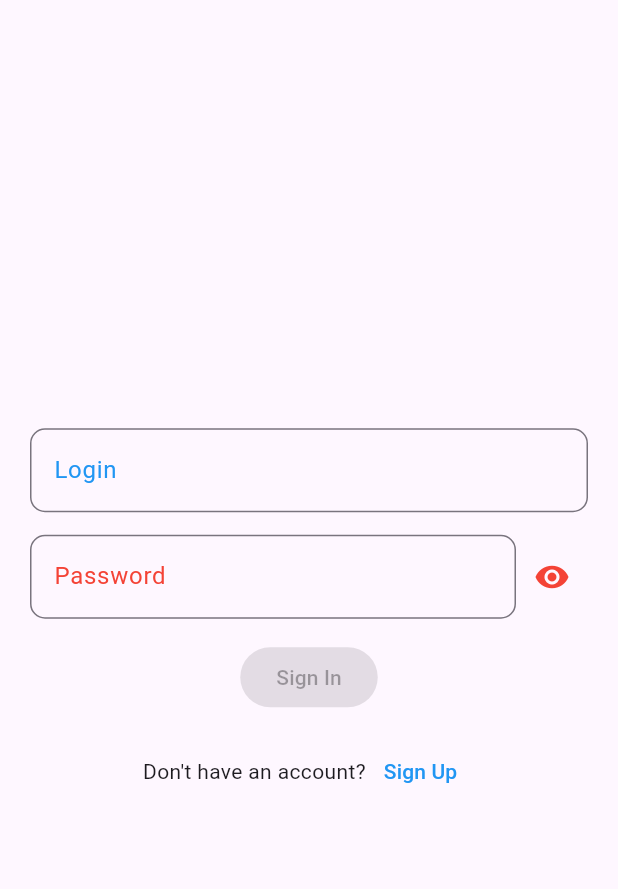
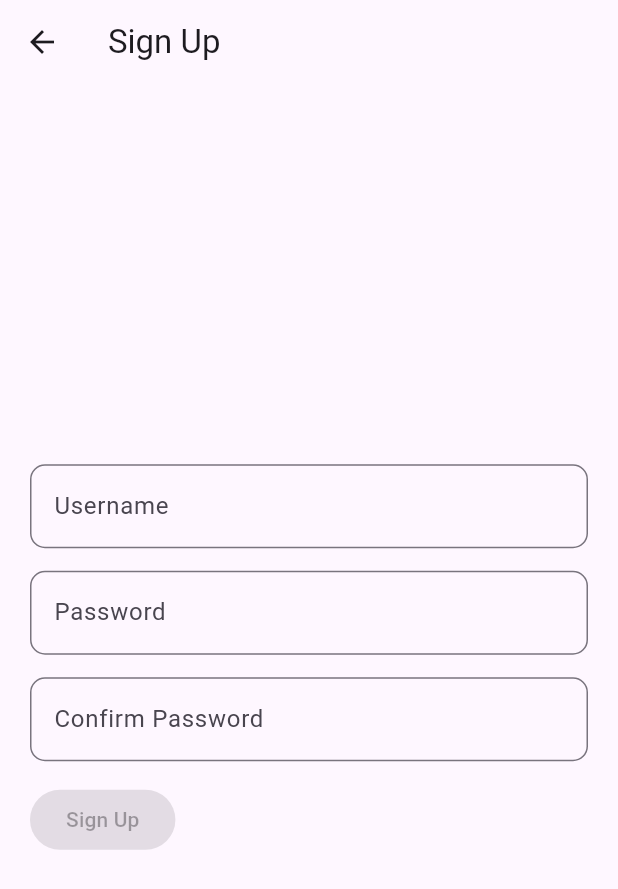
Before and after one commit to ArenAshikian/smart-aquarium-flutter, a Flutter app: the screen it shows after launch, after a tap on "Sign Up", on a phone screen of 412 x 824 dp. Shown: the top 889 px of the screen. Run offline on Flutter 3.47's test engine with Material 3 defaults, Android fonts, the phone set to English and light mode, and no system bars; our stand-ins replace fluttertoast.

Commit message:
Fixed some stuff

```diff
--- a/lib/AuthManager.dart
+++ b/lib/AuthManager.dart
@@ -19,7 +19,7 @@ class AuthManager {
   // ... other properties
 
   Future<void> login(String name, String password, Function(bool) completion) async {
-    final loginEndpoint = 'https://yourapi.com/login'; // Replace with your actual API endpoint
+    const loginEndpoint = 'https://yourapi.com/login'; // Replace with your actual API endpoint
 
     try {
       final response = await http.post(
--- a/lib/ContentView.dart
+++ b/lib/ContentView.dart
@@ -1,7 +1,9 @@
 import 'package:flutter/material.dart';
+import 'package:fluttertoast/fluttertoast.dart';
+
 
 void main() {
-  runApp(MaterialApp(
+  runApp(const MaterialApp(
     home: ContentView(),
   ));
 }
@@ -12,6 +14,8 @@ class AuthManager extends ChangeNotifier {
 }
 
 class ContentView extends StatefulWidget {
+  const ContentView({super.key});
+
   @override
   _ContentViewState createState() => _ContentViewState();
 }
@@ -41,9 +45,9 @@ class _ContentViewState extends State<ContentView> {
                   decoration: InputDecoration(
                     hintText: 'Name',
                     labelText: 'Login',
-                    labelStyle: TextStyle(color: Colors.blue),
+                    labelStyle: const TextStyle(color: Colors.blue),
                     border: OutlineInputBorder(
-                      borderSide: BorderSide(color: Colors.blue),
+                      borderSide: const BorderSide(color: Colors.blue),
                       borderRadius: BorderRadius.circular(10.0),
                     ),
                   ),
@@ -53,7 +57,7 @@ class _ContentViewState extends State<ContentView> {
                     });
                   },
                 ),
-                SizedBox(height: 15.0),
+                const SizedBox(height: 15.0),
                 Row(
                   children: [
                     Expanded(
@@ -62,9 +66,9 @@ class _ContentViewState extends State<ContentView> {
                         decoration: InputDecoration(
                           hintText: 'Password',
                           labelText: 'Password',
-                          labelStyle: TextStyle(color: Colors.red),
+                          labelStyle: const TextStyle(color: Colors.red),
                           border: OutlineInputBorder(
-                            borderSide: BorderSide(color: Colors.red),
+                            borderSide: const BorderSide(color: Colors.red),
                             borderRadius: BorderRadius.circular(10.0),
                           ),
                         ),
@@ -86,7 +90,7 @@ class _ContentViewState extends State<ContentView> {
                     ),
                   ],
                 ),
-                SizedBox(height: 15.0),
+                const SizedBox(height: 15.0),
                 ElevatedButton(
   onPressed: isSignInButtonDisabled
       ? null
@@ -95,31 +99,141 @@ class _ContentViewState extends State<ContentView> {
             navigateToPagesView = true;
           });
           Navigator.of(context).push(MaterialPageRoute(
-            builder: (context) => PagesView(selectedTab: Tab.house,),
+            builder: (context) => const PagesView(selectedTab: Tab.house,),
           ));
         },
-  child: Text('Sign In'),
+  child: const Text('Sign In'),
 ),
-                SizedBox(height: 15.0),
+                const SizedBox(height: 15.0),
                 Row(
   mainAxisAlignment: MainAxisAlignment.center,
   children: [
-                    Text("Don't have an account?"),
+    const Text("Don't have an account?"),
     TextButton(
       onPressed: () {
-                        setState(() {
-                          navigateToSignUpView = true;
-                        });
+        Navigator.push(
+          context,
+          MaterialPageRoute(builder: (context) => const SignUpView()),
+        );
       },
-                      child: Text(
+      child: const Text(
         'Sign Up',
         style: TextStyle(color: Colors.blue),
       ),
     ),
   ],
 ),
+
               ],
             ),
+          ),
+        ),
+      ),
+    );
+  }
+}
+
+class SignUpView extends StatefulWidget {
+  const SignUpView({super.key});
+
+  @override
+  _SignUpViewState createState() => _SignUpViewState();
+}
+
+class _SignUpViewState extends State<SignUpView> {
+  String email = '';
+  String password = '';
+  String confirmPassword = '';
+
+  bool get isSignUpButtonDisabled =>
+      email.isEmpty || password.isEmpty || confirmPassword.isEmpty || password != confirmPassword;
+
+  @override
+  Widget build(BuildContext context) {
+    return Scaffold(
+      appBar: AppBar(
+        title: const Text('Sign Up'),
+      ),
+      body: Center(
+        child: Padding(
+          padding: const EdgeInsets.all(20.0),
+          child: Column(
+            mainAxisAlignment: MainAxisAlignment.center,
+            crossAxisAlignment: CrossAxisAlignment.start,
+            children: [
+              const Spacer(),
+              TextField(
+                decoration: InputDecoration(
+                  hintText: 'Username',
+                  border: OutlineInputBorder(
+                    borderSide: const BorderSide(color: Colors.blue),
+                    borderRadius: BorderRadius.circular(10.0),
+                  ),
+                ),
+                onChanged: (value) {
+                  setState(() {
+                    email = value;
+                  });
+                },
+              ),
+              const SizedBox(height: 15.0),
+              TextField(
+                obscureText: true,
+                decoration: InputDecoration(
+                  hintText: 'Password',
+                  border: OutlineInputBorder(
+                    borderSide: const BorderSide(color: Colors.red),
+                    borderRadius: BorderRadius.circular(10.0),
+                  ),
+                ),
+                onChanged: (value) {
+                  setState(() {
+                    password = value;
+                  });
+                },
+              ),
+              const SizedBox(height: 15.0),
+              TextField(
+                obscureText: true,
+                decoration: InputDecoration(
+                  hintText: 'Confirm Password',
+                  border: OutlineInputBorder(
+                    borderSide: const BorderSide(color: Colors.red),
+                    borderRadius: BorderRadius.circular(10.0),
+                  ),
+                ),
+                onChanged: (value) {
+                  setState(() {
+                    confirmPassword = value;
+                  });
+                },
+              ),
+              const SizedBox(height: 15.0),
+              ElevatedButton(
+                onPressed: isSignUpButtonDisabled
+                    ? null
+                    : () {
+                        // Perform sign-up action here
+                        print("do sign-up action");
+
+                        // Show a toast message
+                        Fluttertoast.showToast(
+                          msg: 'Sign up successful!',
+                          toastLength: Toast.LENGTH_SHORT,
+                          gravity: ToastGravity.BOTTOM,
+                          timeInSecForIosWeb: 1,
+                          backgroundColor: Colors.green,
+                          textColor: Colors.white,
+                          fontSize: 16.0,
+                        );
+
+                        // Navigate back to the login page
+                        Navigator.pop(context);
+                      },
+                child: const Text('Sign Up'),
+              ),
+              const Spacer(),
+            ],
           ),
         ),
       ),
@@ -133,7 +247,7 @@ enum Tab { house, message, person, car, trash }
 class PagesView extends StatefulWidget {
   final Tab selectedTab;
 
-  PagesView({required this.selectedTab});
+  const PagesView({super.key, required this.selectedTab});
 
   @override
   _PagesViewState createState() => _PagesViewState();
@@ -162,9 +276,9 @@ class _PagesViewState extends State<PagesView> with SingleTickerProviderStateMix
       body: Stack(
         children: [
           TabBarView(
-            physics: NeverScrollableScrollPhysics(),
+            physics: const NeverScrollableScrollPhysics(),
             controller: _tabController,
-            children: [
+            children: const [
               FirstScreen(),
               SecondScreen(),
               ThirdScreen(),
@@ -193,13 +307,15 @@ class _PagesViewState extends State<PagesView> with SingleTickerProviderStateMix
 
 
 class FirstScreen extends StatelessWidget {
+  const FirstScreen({super.key});
+
   @override
   Widget build(BuildContext context) {
     return Scaffold(
       appBar: AppBar(
-        title: Text('First Screen'),
+        title: const Text('First Screen'),
       ),
-      body: Center(
+      body: const Center(
         child: Text(
           'Welcome to the First Screen!',
           style: TextStyle(fontSize: 24),
@@ -211,14 +327,16 @@ class FirstScreen extends StatelessWidget {
 
 
 class SecondScreen extends StatelessWidget {
+  const SecondScreen({super.key});
+
   @override
   Widget build(BuildContext context) {
     return Scaffold(
       appBar: AppBar(
         automaticallyImplyLeading: false, // Disable the back arrow
-        title: Text('Second Screen'),
+        title: const Text('Second Screen'),
       ),
-      body: Center(
+      body: const Center(
         child: Text(
           'Welcome to the Second Screen!',
           style: TextStyle(fontSize: 24),
@@ -229,14 +347,16 @@ class SecondScreen extends StatelessWidget {
 }
 
 class ThirdScreen extends StatelessWidget {
+  const ThirdScreen({super.key});
+
   @override
   Widget build(BuildContext context) {
     return Scaffold(
       appBar: AppBar(
         automaticallyImplyLeading: false, // Disable the back arrow
-        title: Text('Third Screen'),
+        title: const Text('Third Screen'),
       ),
-      body: Center(
+      body: const Center(
         child: Text(
           'Welcome to the Third Screen!',
           style: TextStyle(fontSize: 24),
@@ -247,14 +367,16 @@ class ThirdScreen extends StatelessWidget {
 }
 
 class FourthScreen extends StatelessWidget {
+  const FourthScreen({super.key});
+
   @override
   Widget build(BuildContext context) {
     return Scaffold(
       appBar: AppBar(
         automaticallyImplyLeading: false, // Disable the back arrow
-        title: Text('Fourth Screen'),
+        title: const Text('Fourth Screen'),
       ),
-      body: Center(
+      body: const Center(
         child: Text(
           'Welcome to the Fourth Screen!',
           style: TextStyle(fontSize: 24),
@@ -265,14 +387,16 @@ class FourthScreen extends StatelessWidget {
 }
 
 class FifthScreen extends StatelessWidget {
+  const FifthScreen({super.key});
+
   @override
   Widget build(BuildContext context) {
     return Scaffold(
       appBar: AppBar(
         automaticallyImplyLeading: false, // Disable the back arrow
-        title: Text('Fifth Screen'),
+        title: const Text('Fifth Screen'),
       ),
-      body: Center(
+      body: const Center(
         child: Text(
           'Welcome to the Fifth Screen!',
           style: TextStyle(fontSize: 24),
@@ -286,7 +410,7 @@ class MyTabBar extends StatelessWidget {
   final Tab selectedTab;
   final ValueChanged<Tab> onTabChanged;
 
-  MyTabBar({required this.selectedTab, required this.onTabChanged});
+  const MyTabBar({super.key, required this.selectedTab, required this.onTabChanged});
 
   @override
   Widget build(BuildContext context) {
@@ -295,27 +419,27 @@ class MyTabBar extends StatelessWidget {
         mainAxisAlignment: MainAxisAlignment.spaceEvenly,
         children: [
           IconButton(
-            icon: Icon(Icons.home),
+            icon: const Icon(Icons.home),
             onPressed: () => onTabChanged(Tab.house),
             color: selectedTab == Tab.house ? Colors.blue : Colors.grey,
           ),
           IconButton(
-            icon: Icon(Icons.message),
+            icon: const Icon(Icons.message),
             onPressed: () => onTabChanged(Tab.message),
             color: selectedTab == Tab.message ? Colors.blue : Colors.grey,
           ),
           IconButton(
-            icon: Icon(Icons.person),
+            icon: const Icon(Icons.person),
             onPressed: () => onTabChanged(Tab.person),
             color: selectedTab == Tab.person ? Colors.blue : Colors.grey,
           ),
           IconButton(
-            icon: Icon(Icons.directions_car),
+            icon: const Icon(Icons.directions_car),
             onPressed: () => onTabChanged(Tab.car),
             color: selectedTab == Tab.car ? Colors.blue : Colors.grey,
           ),
           IconButton(
-            icon: Icon(Icons.delete),
+            icon: const Icon(Icons.delete),
             onPressed: () => onTabChanged(Tab.trash),
             color: selectedTab == Tab.trash ? Colors.blue : Colors.grey,
           ),
--- a/lib/Info_List.dart
+++ b/lib/Info_List.dart
@@ -6,10 +6,10 @@ class MyTabBar extends StatelessWidget {
   final Tab selectedTab;
   final Function(Tab) onTabChanged;
 
-  MyTabBar({required this.selectedTab, required this.onTabChanged});
+  const MyTabBar({super.key, required this.selectedTab, required this.onTabChanged});
 
   String _getFillImage(Tab tab) {
-    return tab.toString().split('.').last + '.fill';
+    return '${tab.toString().split('.').last}.fill';
   }
 
   @override
@@ -49,7 +49,7 @@ class MyTabBar extends StatelessWidget {
 class MyTabBar_Previews extends StatelessWidget {
   final Tab selectedTab;
 
-  MyTabBar_Previews({required this.selectedTab});
+  const MyTabBar_Previews({super.key, required this.selectedTab});
 
   @override
   Widget build(BuildContext context) {
--- a/lib/main.dart
+++ b/lib/main.dart
@@ -2,13 +2,15 @@ import 'package:flutter/material.dart';
 import 'package:flutter_application_1/ContentView.dart';
 
 void main() {
-  runApp(SmartAquariumApp());
+  runApp(const SmartAquariumApp());
 }
 
 class SmartAquariumApp extends StatelessWidget {
+  const SmartAquariumApp({super.key});
+
   @override
   Widget build(BuildContext context) {
-    return MaterialApp(
+    return const MaterialApp(
       home: ContentView(),
     );
   }
--- a/pubspec.yaml
+++ b/pubspec.yaml
@@ -30,7 +30,7 @@ environment:
 dependencies:
   flutter:
     sdk: flutter
-
+  fluttertoast: ^8.0.8
 
   # The following adds the Cupertino Icons font to your application.
   # Use with the CupertinoIcons class for iOS style icons.
```
Also changed, not shown: lib/FifthScreen.dart (+6 -2 lines), lib/FirstScreen.dart (+6 -2 lines), lib/FourthScreen.dart (+6 -2 lines), lib/SecondScreen.dart (+6 -2 lines), lib/ThirdScreen.dart (+7 -3 lines), pubspec.lock, 2 other files. Lines whose indentation alone changed are shown as unchanged.
